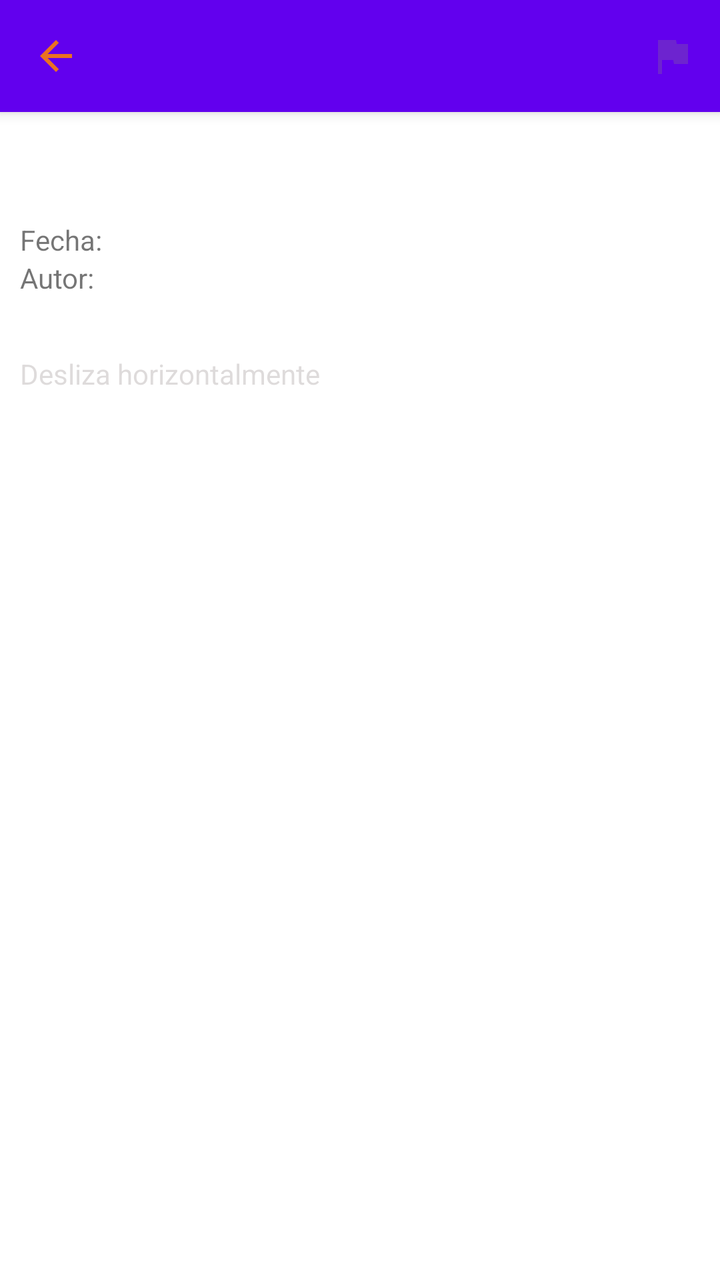
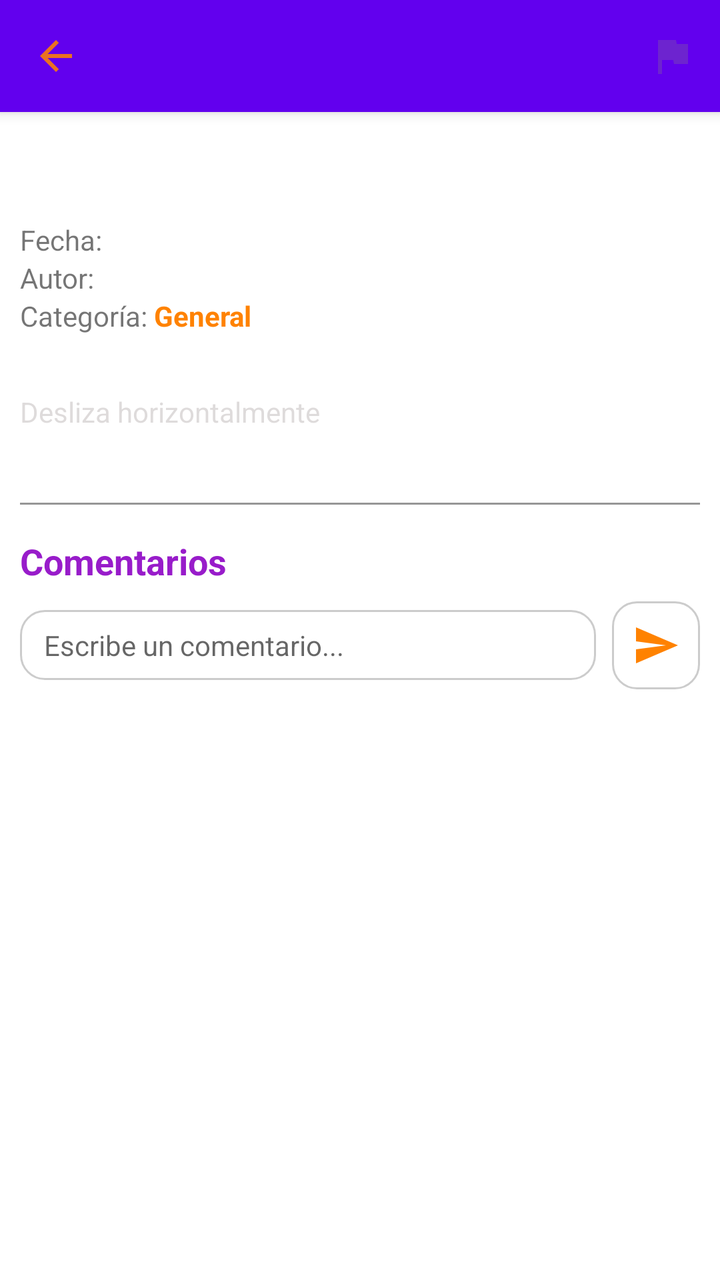

Screens rendered from an Android XML layout before and after an edit, with the pre-edit source and the edit as a unified diff.
<!-- AndroidManifest.xml: fallback theme Theme.MaterialComponents.DayNight.NoActionBar -->
<!-- res/layout/fragment_post.xml -->
<?xml version="1.0" encoding="utf-8"?>
<androidx.constraintlayout.widget.ConstraintLayout xmlns:android="http://schemas.android.com/apk/res/android"
    xmlns:app="http://schemas.android.com/apk/res-auto"
    xmlns:tools="http://schemas.android.com/tools"
    android:layout_width="match_parent"
    android:layout_height="match_parent"
    android:fitsSystemWindows="true"
    tools:context=".view.PostFragment">

    <androidx.appcompat.widget.Toolbar
        android:id="@+id/toolbar"
        android:layout_width="match_parent"
        android:layout_height="?attr/actionBarSize"
        android:background="?attr/colorPrimary"
        android:contentInsetStart="0dp"
        android:contentInsetLeft="0dp"
        android:contentInsetEnd="0dp"
        android:contentInsetRight="0dp"
        android:elevation="4dp"
        android:popupTheme="@style/ThemeOverlay.AppCompat.Light"
        android:theme="@style/ThemeOverlay.AppCompat.ActionBar"
        app:layout_constraintEnd_toEndOf="parent"
        app:layout_constraintStart_toStartOf="parent"
        app:layout_constraintTop_toTopOf="parent">

        <ImageButton
            android:id="@+id/btn_back"
            android:layout_width="wrap_content"
            android:layout_height="wrap_content"
            android:layout_gravity="start"
            android:background="?attr/selectableItemBackgroundBorderless"
            android:src="@drawable/ic_back" />

        <ImageButton
            android:id="@+id/btn_report_post_detail"
            android:layout_width="wrap_content"
            android:layout_height="wrap_content"
            android:layout_gravity="end"
            android:layout_marginEnd="12dp"
            android:background="?attr/selectableItemBackgroundBorderless"
            android:contentDescription="Reportar publicación"
            android:src="@drawable/ic_report" />
    </androidx.appcompat.widget.Toolbar>

    <ScrollView
        android:id="@+id/scrollView2"
        android:layout_width="match_parent"
        android:layout_height="0dp"
        android:paddingHorizontal="10dp"
        app:layout_constraintBottom_toBottomOf="parent"
        app:layout_constraintEnd_toEndOf="parent"
        app:layout_constraintStart_toStartOf="parent"
        app:layout_constraintTop_toBottomOf="@+id/toolbar">

        <LinearLayout
            android:layout_width="match_parent"
            android:layout_height="wrap_content"
            android:orientation="vertical">

            <RelativeLayout
                android:layout_width="match_parent"
                android:layout_height="wrap_content"
                android:layout_marginTop="15dp"
                android:layout_marginBottom="10dp"
                android:orientation="vertical">

                <TextView
                    android:id="@+id/viewPostTitle"
                    android:layout_width="match_parent"
                    android:layout_height="wrap_content"
                    android:textAlignment="viewStart"
                    android:textAllCaps="true"
                    android:textColor="@color/naranja_enfasis"
                    android:textIsSelectable="true"
                    android:textSize="22sp"
                    android:textStyle="bold" />
            </RelativeLayout>

            <LinearLayout
                android:layout_width="match_parent"
                android:layout_height="wrap_content"
                android:orientation="horizontal">

                <TextView
                    android:layout_width="wrap_content"
                    android:layout_height="wrap_content"
                    android:text="Fecha: " />

                <TextView
                    android:id="@+id/viewPostDate"
                    android:layout_width="wrap_content"
                    android:layout_height="wrap_content"
                    android:textIsSelectable="true" />
            </LinearLayout>

            <LinearLayout
                android:layout_width="match_parent"
                android:layout_height="wrap_content"
                android:orientation="horizontal">

                <TextView
                    android:layout_width="wrap_content"
                    android:layout_height="wrap_content"
                    android:text="Autor: " />

                <TextView
                    android:id="@+id/viewPostAutor"
                    android:layout_width="wrap_content"
                    android:layout_height="wrap_content"
                    android:textIsSelectable="true" />
            </LinearLayout>

            <TextView
                android:id="@+id/viewPostContent"
                android:layout_width="match_parent"
                android:layout_height="wrap_content"
                android:layout_marginVertical="5dp"
                android:autoLink="web"
                android:textIsSelectable="true"
                android:textStyle="bold" />

            <TextView
                android:layout_width="match_parent"
                android:layout_height="wrap_content"
                android:id="@+id/tvDeslize"
                android:text="@string/desliza_horizontalmente"
                android:textColor="@color/gris_transparent" />

            <androidx.recyclerview.widget.RecyclerView
                android:id="@+id/viewPostImages"
                android:layout_width="match_parent"
                android:layout_height="wrap_content"
                android:layout_marginVertical="5dp"
                android:background="@color/transparente"
                android:backgroundTint="@color/transparente"
                android:padding="5dp" />

        </LinearLayout>
    </ScrollView>
</androidx.constraintlayout.widget.ConstraintLayout>
<!-- resources referenced by this layout -->
<resources>
  <color name="gris_transparent">#48897F7F</color>
  <color name="naranja_enfasis">#FF8200</color>
  <color name="transparente">#00FFFFFF</color>
  <!-- drawable ic_back (drawable) -->
  <vector xmlns:android="http://schemas.android.com/apk/res/android"
      android:width="24dp"
      android:height="24dp"
      android:alpha="0.87"
      android:autoMirrored="true"
      android:tint="@color/naranja_enfasis"
      android:viewportWidth="24"
      android:viewportHeight="24">
  
      <path
          android:fillColor="@android:color/white"
          android:pathData="M20,11H7.83l5.59,-5.59L12,4l-8,8 8,8 1.41,-1.41L7.83,13H20v-2z" />
  
  </vector>
  <!-- drawable ic_report (drawable) -->
  <vector xmlns:android="http://schemas.android.com/apk/res/android"
      android:width="24dp"
      android:height="24dp"
      android:viewportWidth="24"
      android:viewportHeight="24">
    <path
        android:fillColor="@color/gris_transparent"
        android:pathData="M14.4,6L14,4H5v17h2v-7h5.6l0.4,2h7V6H14.4z"/>
  </vector>
  <string name="desliza_horizontalmente">Desliza horizontalmente</string>
</resources>

<!-- the commit's change to res/layout/fragment_post.xml (unified diff, before → after) -->
@@ -110,6 +110,25 @@
                     android:textIsSelectable="true" />
             </LinearLayout>
 
+            <LinearLayout
+                android:layout_width="match_parent"
+                android:layout_height="wrap_content"
+                android:orientation="horizontal">
+
+                <TextView
+                    android:layout_width="wrap_content"
+                    android:layout_height="wrap_content"
+                    android:text="Categoría: " />
+
+                <TextView
+                    android:id="@+id/viewPostCategory"
+                    android:layout_width="wrap_content"
+                    android:layout_height="wrap_content"
+                    android:textColor="@color/naranja_enfasis"
+                    android:textStyle="bold"
+                    android:text="General" />
+            </LinearLayout>
+
             <TextView
                 android:id="@+id/viewPostContent"
                 android:layout_width="match_parent"
@@ -135,6 +154,70 @@
                 android:backgroundTint="@color/transparente"
                 android:padding="5dp" />
 
+            <View
+                android:layout_width="match_parent"
+                android:layout_height="1dp"
+                android:layout_marginVertical="16dp"
+                android:background="@color/gris_shimer" />
+
+            <TextView
+                android:id="@+id/tvComentariosHeader"
+                android:layout_width="match_parent"
+                android:layout_height="wrap_content"
+                android:text="Comentarios"
+                android:textSize="18sp"
+                android:textStyle="bold"
+                android:textColor="@color/morado_enfasis"
+                android:layout_marginBottom="8dp" />
+
+            
+            <LinearLayout
+                android:id="@+id/containerCommentInput"
+                android:layout_width="match_parent"
+                android:layout_height="wrap_content"
+                android:orientation="horizontal"
+                android:gravity="center_vertical"
+                android:layout_marginBottom="12dp">
+
+                <EditText
+                    android:id="@+id/editCommentText"
+                    android:layout_width="0dp"
+                    android:layout_height="wrap_content"
+                    android:layout_weight="1"
+                    android:hint="Escribe un comentario..."
+                    android:maxLines="3"
+                    android:background="@drawable/borde_boton"
+                    android:paddingHorizontal="12dp"
+                    android:paddingVertical="8dp"
+                    android:textSize="14sp" />
+
+                <ImageButton
+                    android:id="@+id/btnSendComment"
+                    android:layout_width="44dp"
+                    android:layout_height="44dp"
+                    android:layout_marginStart="8dp"
+                    android:background="@drawable/borde_boton"
+                    android:contentDescription="Enviar comentario"
+                    android:src="@drawable/ic_send" />
+            </LinearLayout>
+
+            <TextView
+                android:id="@+id/tvNoComments"
+                android:layout_width="match_parent"
+                android:layout_height="wrap_content"
+                android:text="Sé el primero en comentar esta publicación"
+                android:textColor="@color/gris_transparent"
+                android:textAlignment="center"
+                android:layout_marginVertical="16dp"
+                android:visibility="gone" />
+
+            <androidx.recyclerview.widget.RecyclerView
+                android:id="@+id/recyclerComments"
+                android:layout_width="match_parent"
+                android:layout_height="wrap_content"
+                android:nestedScrollingEnabled="false"
+                android:layout_marginBottom="24dp" />
+
         </LinearLayout>
     </ScrollView>
 </androidx.constraintlayout.widget.ConstraintLayout>
<!-- resource entries referenced after the edit -->
@@ -1,8 +1,22 @@
 <!-- resources referenced by this layout -->
 <resources>
+  <color name="gris_shimer">#969696</color>
   <color name="gris_transparent">#48897F7F</color>
+  <color name="morado_enfasis">#981CCA</color>
   <color name="naranja_enfasis">#FF8200</color>
   <color name="transparente">#00FFFFFF</color>
+  <!-- drawable borde_boton (drawable) -->
+  <?xml version="1.0" encoding="utf-8"?>
+  <shape xmlns:android="http://schemas.android.com/apk/res/android"
+      android:shape="rectangle">
+  
+      <stroke
+          android:width="1dp"
+          android:color="#CCCCCC" />
+  
+      <corners android:radius="12dp" />
+  
+  </shape>
   <!-- drawable ic_back (drawable) -->
   <vector xmlns:android="http://schemas.android.com/apk/res/android"
       android:width="24dp"
@@ -28,6 +42,16 @@
         android:fillColor="@color/gris_transparent"
         android:pathData="M14.4,6L14,4H5v17h2v-7h5.6l0.4,2h7V6H14.4z"/>
   </vector>
+  <!-- drawable ic_send (drawable) -->
+  <vector xmlns:android="http://schemas.android.com/apk/res/android"
+      android:width="24dp"
+      android:height="24dp"
+      android:viewportWidth="24"
+      android:viewportHeight="24">
+    <path
+        android:fillColor="@color/naranja_enfasis"
+        android:pathData="M2.01,21L23,12 2.01,3 2,10l15,2 -15,2z"/>
+  </vector>
   <string name="desliza_horizontalmente">Desliza horizontalmente</string>
 </resources>
 
